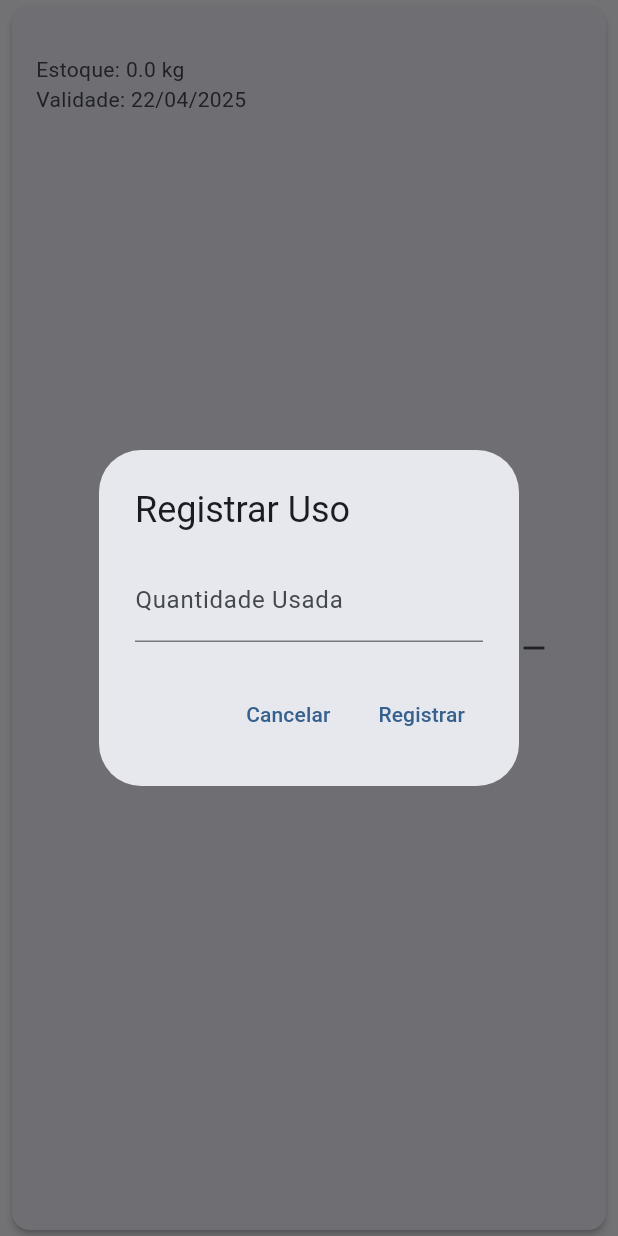
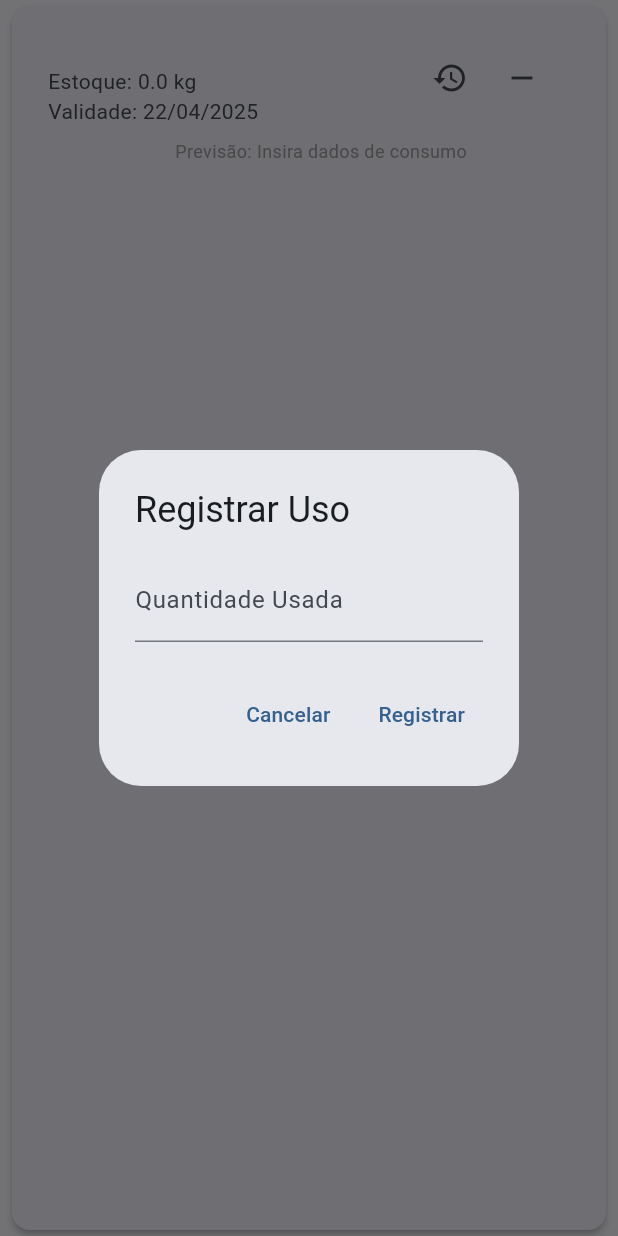
Before and after one commit to MatheusCond/Controle_Produtos, a Flutter app: the ProductListTile widget shown alone on an empty page, opened directly with empty values, after a tap on the "remove" icon, on a phone screen of 412 x 824 dp. Run offline on Flutter 3.47's test engine with Material 3 defaults, Android fonts, the phone set to English and light mode, and no system bars; our stand-ins replace cloud_firestore, firebase_core; accounts and stored records are empty.

Commit message:
AppInventory_0.2v

```diff
--- a/lib/modules/products/presentation/pages/products_list_page.dart
+++ b/lib/modules/products/presentation/pages/products_list_page.dart
@@ -52,6 +52,9 @@ class ProductsListPage extends StatelessWidget {
                 (context, index) => ProductListTile(
                   product: products[index],
                   usageStream: usageRepo.getUsageHistory(products[index].id),
+                  dailyAverageStream: usageRepo.getDailyAverageStream(
+                    products[index].id,
+                  ),
                 ),
           );
         },
--- a/lib/modules/products/presentation/widgets/product_list_tile.dart
+++ b/lib/modules/products/presentation/widgets/product_list_tile.dart
@@ -9,20 +9,25 @@ import 'usage_history_dialog.dart';
 class ProductListTile extends StatelessWidget {
   final ProductModel product;
   final Stream<List<ProductUsage>> usageStream;
+  final Stream<double> dailyAverageStream;
 
   const ProductListTile({
     super.key,
     required this.product,
     required this.usageStream,
+    required this.dailyAverageStream,
   });
 
   @override
   Widget build(BuildContext context) {
     return Card(
-      // Adicione um Card como ancestral
       elevation: 2,
       margin: const EdgeInsets.symmetric(vertical: 4, horizontal: 8),
-      child: ListTile(
+      child: Padding(
+        padding: const EdgeInsets.all(8.0),
+        child: Column(
+          children: [
+            ListTile(
               title: Text(product.name),
               subtitle: Column(
                 crossAxisAlignment: CrossAxisAlignment.start,
@@ -55,7 +60,70 @@ class ProductListTile extends StatelessWidget {
                 ],
               ),
             ),
+            StreamBuilder<double>(
+              stream: dailyAverageStream,
+              builder: (context, snapshot) {
+                if (snapshot.connectionState == ConnectionState.waiting) {
+                  return const Padding(
+                    padding: EdgeInsets.symmetric(vertical: 4.0),
+                    child: CircularProgressIndicator(strokeWidth: 2),
                   );
+                }
+
+                if (snapshot.hasError ||
+                    !snapshot.hasData ||
+                    snapshot.data! <= 0) {
+                  return const Padding(
+                    padding: EdgeInsets.only(left: 16.0, bottom: 8.0),
+                    child: Text(
+                      'Previsão: Insira dados de consumo',
+                      style: TextStyle(fontSize: 12, color: Colors.grey),
+                    ),
+                  );
+                }
+
+                final dailyAverage = snapshot.data!;
+                final daysRemaining = product.quantity / dailyAverage;
+                final forecastDate = DateTime.now().add(
+                  Duration(days: daysRemaining.ceil()),
+                );
+
+                return Padding(
+                  padding: const EdgeInsets.only(left: 16.0, bottom: 8.0),
+                  child: Row(
+                    children: [
+                      const Icon(
+                        Icons.auto_graph,
+                        size: 16,
+                        color: Colors.blue,
+                      ),
+                      const SizedBox(width: 8),
+                      Text(
+                        'Previsão de término: ${DateFormat('dd/MM/yyyy').format(forecastDate)}',
+                        style: TextStyle(
+                          fontSize: 12,
+                          color: _getForecastColor(
+                            forecastDate,
+                            product.expirationDate,
+                          ),
+                        ),
+                      ),
+                    ],
+                  ),
+                );
+              },
+            ),
+          ],
+        ),
+      ),
+    );
+  }
+
+  Color _getForecastColor(DateTime forecastDate, DateTime expirationDate) {
+    if (forecastDate.isAfter(expirationDate)) return Colors.red;
+    if (forecastDate.difference(DateTime.now()).inDays < 7)
+      return Colors.orange;
+    return Colors.green;
   }
 
   void _showUsageDialog(BuildContext context, String productId) {
@@ -69,7 +137,10 @@ class ProductListTile extends StatelessWidget {
           content: TextFormField(
             controller: provider.quantityController,
             keyboardType: TextInputType.number,
-            decoration: const InputDecoration(labelText: 'Quantidade Usada'),
+            decoration: const InputDecoration(
+              labelText: 'Quantidade Usada',
+              hintText: 'Ex: 2.5',
+            ),
             validator: provider.validateQuantity,
           ),
           actions: [
@@ -79,11 +150,7 @@ class ProductListTile extends StatelessWidget {
             ),
             TextButton(
               onPressed:
-                  () => provider.recordUsage(
-                    product.id,
-                    product.unit,
-                    context,
-                  ),
+                  () => provider.recordUsage(product.id, product.unit, context),
               child: const Text('Registrar'),
             ),
           ],
```
Also changed, not shown: lib/modules/products/data/repositories/product_usage_repository.dart (+50 -1 lines). Lines whose indentation alone changed are shown as unchanged.
